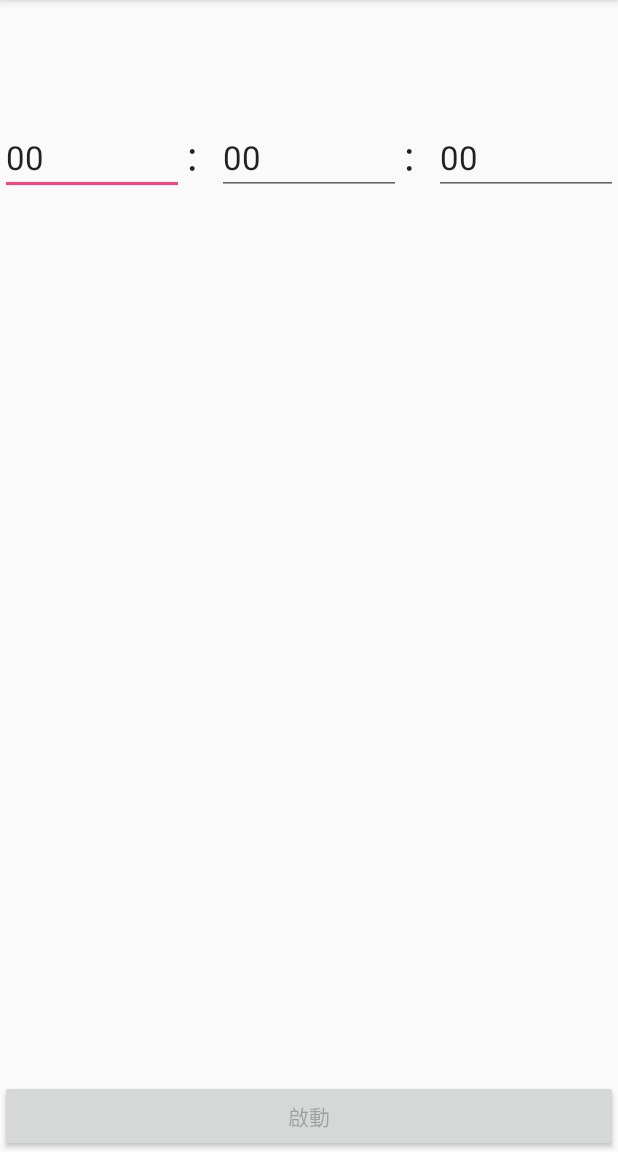
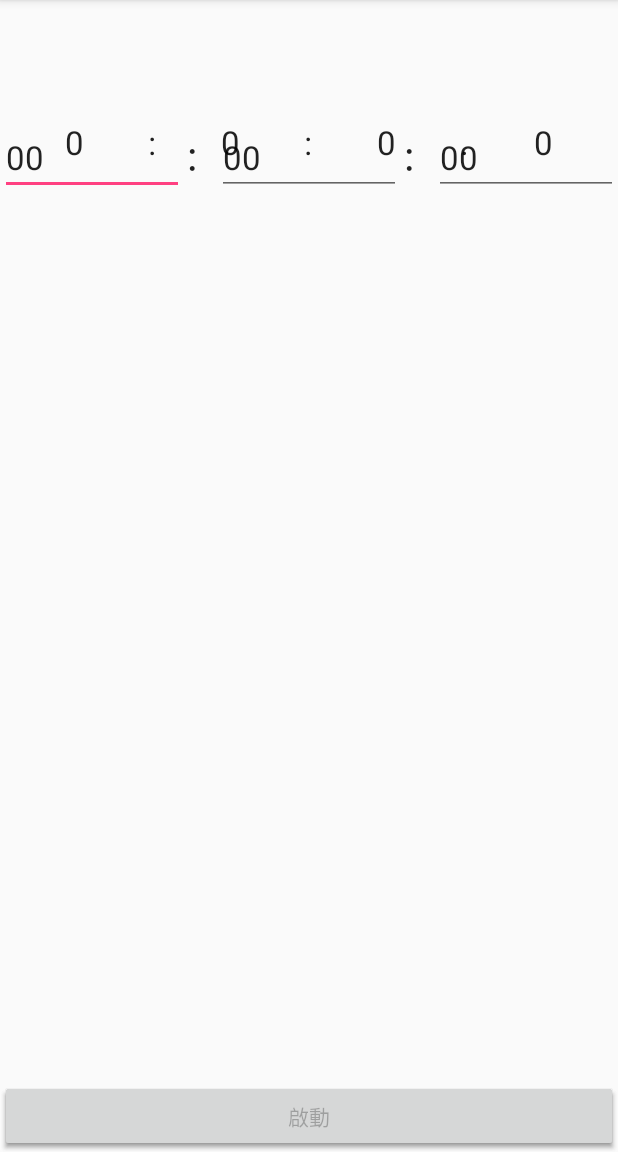
Before and after one commit to ac19970216/FinalProject, an Android app: the screen it shows after launch (MainActivity), on a phone screen of 412 x 824 dp, the part 84-1236 px from its top. Run offline under Robolectric (Android 15) with nearby library versions, the phone set to English and light mode, and no system bars.

Commit message:
increase StopWatchView

```diff
--- /dev/null
+++ b/app/src/main/java/com/example/user/alarmclock/StopWatchView.java
@@ -0,0 +1,163 @@
+package com.example.user.alarmclock;
+
+import android.content.Context;
+import android.os.Handler;
+import android.support.annotation.Nullable;
+import android.util.AttributeSet;
+import android.view.View;
+import android.widget.ArrayAdapter;
+import android.widget.Button;
+import android.widget.LinearLayout;
+import android.widget.ListView;
+import android.widget.TextView;
+
+import java.util.Timer;
+import java.util.TimerTask;
+
+/**
+ * Created by GoroShigeno on 2018/1/2.
+ */
+
+public class StopWatchView extends LinearLayout {
+    public StopWatchView(Context context, @Nullable AttributeSet attrs) {
+        super(context, attrs);
+    }
+
+    @Override
+    protected void onFinishInflate() {
+        super.onFinishInflate();
+        tvHour=(TextView) findViewById(R.id.timeHour);
+        tvHour.setText("0");
+        tvMin=(TextView) findViewById(R.id.timeMin);
+        tvMin.setText("0");
+        tvSec=(TextView) findViewById(R.id.timeSec);
+        tvSec.setText("0");
+        tvMSec=(TextView) findViewById(R.id.timeMSec);
+        tvMSec.setText("0");
+
+        btnLop=(Button) findViewById(R.id.btnSWLop);
+        btnLop.setOnClickListener(new OnClickListener(){
+
+            @Override
+            public void onClick(View view) {
+                adapter.insert(String.format("%d:%d:%d:%d",tenMSecs/100/60/60,tenMSecs/100/60%60,tenMSecs/100%60,tenMSecs%100),0);
+            }
+        });
+        btnPause=(Button) findViewById(R.id.btnSWPause);
+        btnPause.setOnClickListener(new OnClickListener(){
+
+            @Override
+            public void onClick(View view) {
+                stopTimer();
+                btnPause.setVisibility(View.GONE);
+                btnResume.setVisibility(View.VISIBLE);
+                btnLop.setVisibility(View.GONE);
+                btnReset.setVisibility(View.VISIBLE);
+            }
+        });
+        btnReset=(Button) findViewById(R.id.btnSWReset);
+        btnReset.setOnClickListener(new OnClickListener(){
+
+            @Override
+            public void onClick(View view) {
+                stopTimer();
+                tenMSecs=0;
+                adapter.clear();
+                btnLop.setVisibility(View.GONE);
+                btnReset.setVisibility(View.GONE);
+                btnPause.setVisibility(View.GONE);
+                btnResume.setVisibility(View.GONE);
+                btnStart.setVisibility(View.VISIBLE);
+            }
+        });
+        btnResume=(Button) findViewById(R.id.btnSWResume);
+        btnResume.setOnClickListener(new OnClickListener(){
+
+            @Override
+            public void onClick(View view) {
+                startTimer();
+                btnPause.setVisibility(View.VISIBLE);
+                btnResume.setVisibility(View.GONE);
+                btnReset.setVisibility(View.GONE);
+                btnLop.setVisibility(View.VISIBLE);
+            }
+        });
+        btnStart=(Button) findViewById(R.id.btnSWStart);
+        btnStart.setOnClickListener(new OnClickListener(){
+
+            @Override
+            public void onClick(View view) {
+                startTimer();
+                btnPause.setVisibility(View.VISIBLE);
+                btnLop.setVisibility(View.VISIBLE);
+                btnStart.setVisibility(View.GONE);
+            }
+        });
+        btnLop.setVisibility(View.GONE);
+        btnReset.setVisibility(View.GONE);
+        btnPause.setVisibility(View.GONE);
+        btnResume.setVisibility(View.GONE);
+        btnStart.setVisibility(View.VISIBLE);
+        lvTimeList=(ListView) findViewById(R.id.lvWatchTimeList);
+        adapter= new ArrayAdapter<String>(getContext(),android.R.layout.simple_list_item_1);
+        lvTimeList.setAdapter(adapter);
+        showTimeTask=new TimerTask() {
+            @Override
+            public void run() {
+                handler.sendEmptyMessage(MSG_WHAT_SHOW_TIME);
+            }
+        };
+        timer.schedule(showTimeTask,200,200);
+    }
+
+    private void  startTimer(){
+        if(timerTask==null){
+            timerTask = new TimerTask() {
+                @Override
+                public void run() {
+                    tenMSecs++;
+                }
+            };
+            timer.schedule(timerTask, 10, 10);
+
+
+
+        }
+
+    }
+    private  void stopTimer(){
+        if(timerTask!=null){
+            timerTask.cancel();
+            timerTask=null;
+        }
+    }
+
+    private int tenMSecs=0;
+    private Timer timer = new Timer();
+    private TimerTask timerTask = null;
+    private TimerTask showTimeTask = null;
+    private TextView tvHour,tvMin,tvSec,tvMSec;
+    private Button btnStart,btnResume,btnReset,btnPause,btnLop;
+    private ListView lvTimeList;
+    private ArrayAdapter<String> adapter;
+    private Handler handler = new Handler() {
+        public void handleMessage(android.os.Message msg){
+            switch (msg.what){
+                case MSG_WHAT_SHOW_TIME:
+                    tvHour.setText(tenMSecs/100/60/60+"");
+                    tvMin.setText(tenMSecs/100/60%60+"");
+                    tvSec.setText(tenMSecs/100%60+"");
+                    tvMSec.setText(tenMSecs%100+"");
+                    break;
+                default:
+                    break;
+            }
+        }
+    };
+    private  static  final  int MSG_WHAT_SHOW_TIME=1;
+
+
+    public void onDestory() {
+        timer.cancel();
+    }
+}
--- a/app/src/main/res/layout/activity_main.xml
+++ b/app/src/main/res/layout/activity_main.xml
@@ -47,14 +47,105 @@
 
                 </com.example.user.alarmclock.AlarmView>
 
-                <LinearLayout
+                <com.example.user.alarmclock.StopWatchView
                     android:id="@+id/tabTimer"
                     android:layout_width="match_parent"
                     android:layout_height="match_parent"
                     android:orientation="vertical">
+                    <LinearLayout
+                        android:orientation="horizontal"
+                        android:layout_width="fill_parent"
+                        android:layout_height="wrap_content">
+                        <TextView
+                            android:id="@+id/timeHour"
+                            android:gravity="center"
+                            android:layout_weight="1"
+                            android:layout_width="0dp"
+                            android:layout_height="wrap_content"
+                            android:textAppearance="?android:attr/textAppearanceLarge"/>
+                        <TextView
+                            android:text=":"
+                            android:layout_width="wrap_content"
+                            android:layout_height="wrap_content"
+                            android:textAppearance="?android:attr/textAppearanceLarge"/>
+                        <TextView
+                            android:id="@+id/timeMin"
+                            android:gravity="center"
+                            android:layout_weight="1"
+                            android:layout_width="0dp"
+                            android:layout_height="wrap_content"
+                            android:textAppearance="?android:attr/textAppearanceLarge"/>
+                        <TextView
+                            android:text=":"
+                            android:layout_width="wrap_content"
+                            android:layout_height="wrap_content"
+                            android:textAppearance="?android:attr/textAppearanceLarge"/>
+                        <TextView
+                            android:id="@+id/timeSec"
+                            android:gravity="center"
+                            android:layout_weight="1"
+                            android:layout_width="0dp"
+                            android:layout_height="wrap_content"
+                            android:textAppearance="?android:attr/textAppearanceLarge"/>
+                        <TextView
+                            android:text="."
+                            android:layout_width="wrap_content"
+                            android:layout_height="wrap_content"
+                            android:textAppearance="?android:attr/textAppearanceLarge"/>
+                        <TextView
+                            android:id="@+id/timeMSec"
+                            android:gravity="center"
+                            android:layout_weight="1"
+                            android:layout_width="0dp"
+                            android:layout_height="wrap_content"
+                            android:textAppearance="?android:attr/textAppearanceLarge"/>
 
+                    </LinearLayout>
+                    <ListView
+                        android:id="@+id/lvWatchTimeList"
+                        android:layout_width="fill_parent"
+                        android:layout_height="0dp"
+                        android:layout_weight="1">
 
-                </LinearLayout>
+                    </ListView>
+                    <LinearLayout
+                        android:orientation="horizontal"
+                        android:layout_width="fill_parent"
+                        android:layout_height="wrap_content">
+                        <Button
+                            android:id="@+id/btnSWStart"
+                            android:text="開始"
+                            android:layout_width="0dp"
+                            android:layout_height="wrap_content"
+                            android:layout_weight="1"/>
+
+                        <Button
+                            android:id="@+id/btnSWPause"
+                            android:text="暫停"
+                            android:layout_width="0dp"
+                            android:layout_height="wrap_content"
+                            android:layout_weight="1"/>
+                        <Button
+                            android:id="@+id/btnSWResume"
+                            android:text="繼續"
+                            android:layout_width="0dp"
+                            android:layout_height="wrap_content"
+                            android:layout_weight="1"/>
+                        <Button
+                            android:id="@+id/btnSWLop"
+                            android:text="計時"
+                            android:layout_width="0dp"
+                            android:layout_height="wrap_content"
+                            android:layout_weight="1"/>
+                        <Button
+                            android:id="@+id/btnSWReset"
+                            android:text="重置"
+                            android:layout_width="0dp"
+                            android:layout_height="wrap_content"
+                            android:layout_weight="1"/>
+                    </LinearLayout>
+
+                </com.example.user.alarmclock.StopWatchView>
 
                 <com.example.user.alarmclock.TimerView
                     android:id="@+id/tabStopWatch"
```
